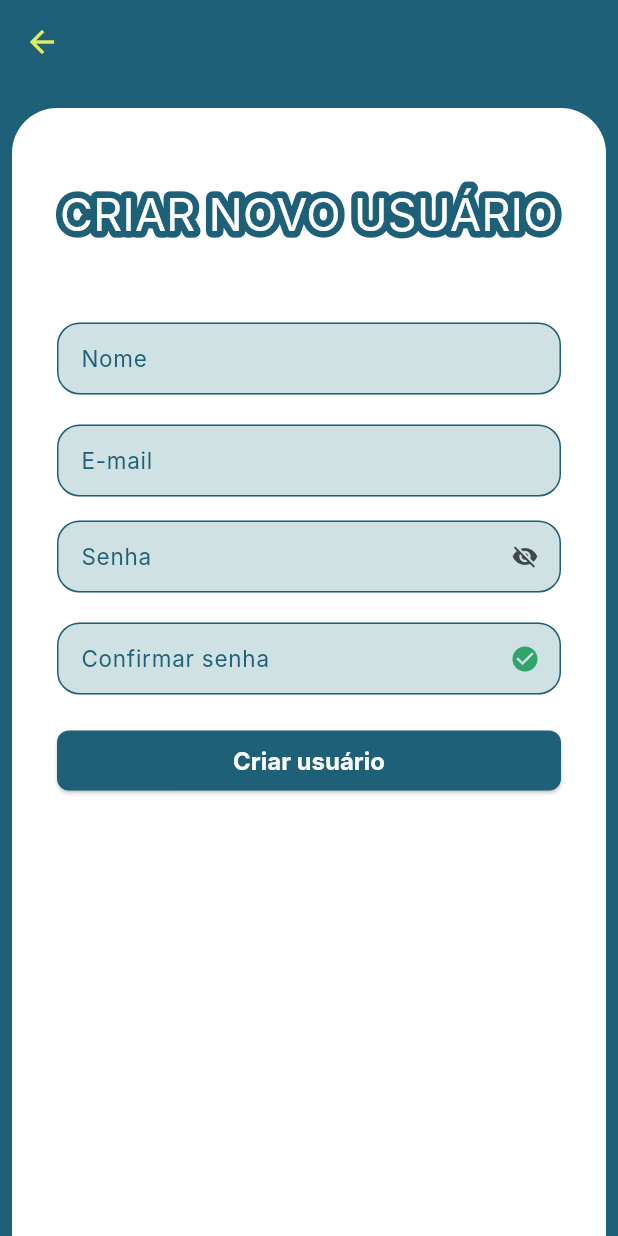
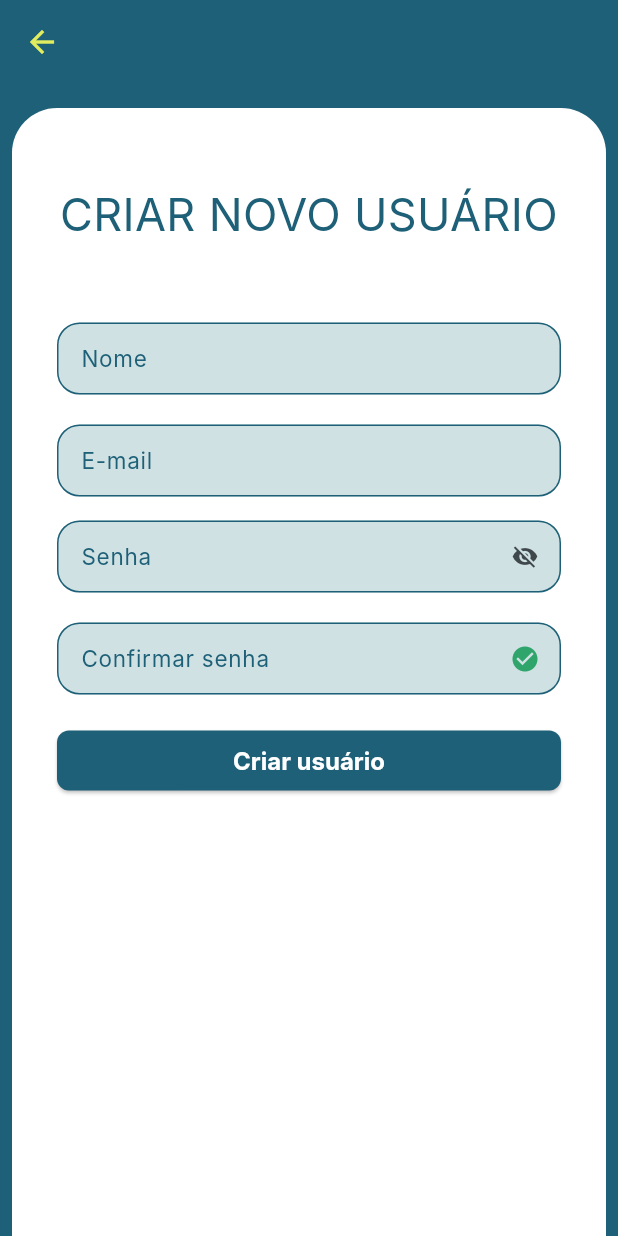
Before and after one commit to luizzlcs/seven_manager7, a Flutter app: the RegisterPage screen opened by its route, on a phone screen of 412 x 824 dp. Run offline on Flutter 3.47's test engine with Material 3 defaults, Android fonts, the phone set to English and light mode, and no system bars; drawn by our look-alikes of bordered_text; our stand-ins replace firebase_auth, firebase_core, get_it, loading_animation_widget, top_snackbar_flutter; missing offline and left inert: validatorless; accounts and stored records are empty; generated files the repository leaves out were written again; network calls fail; Roboto replaces fonts that are missing (Inter); statements that could not run were skipped.

```diff
--- a/lib/src/pages/auth/register/register_page.dart
+++ b/lib/src/pages/auth/register/register_page.dart
@@ -1,11 +1,14 @@
 import 'package:bordered_text/bordered_text.dart';
 import 'package:flutter/material.dart';
+import 'package:seven_manager/src/core/constants/app_router.dart';
 import 'package:seven_manager/src/core/injection/injection.dart';
 import 'package:seven_manager/src/core/theme/seven_manager_theme.dart';
 import 'package:seven_manager/src/core/widgets/helpers/loader.dart';
 import 'package:seven_manager/src/core/widgets/helpers/messages.dart';
 import 'package:seven_manager/src/pages/auth/register/register_controller.dart';
 import 'package:validatorless/validatorless.dart';
+
+import '../../../core/widgets/helpers/seven_loader.dart';
 
 class RegisterPage extends StatefulWidget {
   const RegisterPage({super.key});
@@ -34,25 +37,32 @@ class _RegisterPageState extends State<RegisterPage> with Loader {
           passwordEC.text, confirmePasswordEC.text);
     });
 
-    registerController.addListener(_handleStatusChange);
+    registerController.addListener(_registerStatusChange);
 
     super.initState();
   }
 
-  void _handleStatusChange() {
+  @override
+  void dispose() {
+    nameEC.dispose();
+    emailEC.dispose();
+    passwordEC.dispose();
+    confirmePasswordEC.dispose();
+    registerController.removeListener(_registerStatusChange);
+    super.dispose();
+  }
+
+  void _registerStatusChange() {
     switch (registerController.registerStatus) {
       case RegisterStatus.initial:
         break;
       case RegisterStatus.loading:
-         showLoader();
         break;
       case RegisterStatus.success:
-        hideLoader();
-        Navigator.of(context).pop();
+        Navigator.of(context).pushNamed(AppRouter.homePage);
         Messages.showSuccess(registerController.message, context);
         break;
       case RegisterStatus.error:
-        hideLoader();
         Messages.showError(registerController.message, context);
     }
   }
@@ -72,9 +82,7 @@ class _RegisterPageState extends State<RegisterPage> with Loader {
   @override
   Widget build(BuildContext context) {
     return Scaffold(
-      appBar: AppBar(
-        backgroundColor: SevenManagerTheme.tealBlue,
-      ),
+      appBar: AppBar(),
       body: Column(
         children: [
           const SizedBox(
@@ -103,12 +111,12 @@ class _RegisterPageState extends State<RegisterPage> with Loader {
                           Center(
                             child: BorderedText(
                               strokeWidth: 9.0,
-                              strokeColor: SevenManagerTheme.tealBlue,
+                              strokeColor: SevenManagerTheme.whiteColor,
                               child: const Text(
                                 textAlign: TextAlign.center,
                                 'CRIAR NOVO USUÁRIO',
                                 style: TextStyle(
-                                  color: SevenManagerTheme.whiteColor,
+                                  color: SevenManagerTheme.tealBlue,
                                   fontSize: 30,
                                 ),
                               ),
@@ -200,12 +208,15 @@ class _RegisterPageState extends State<RegisterPage> with Loader {
                             },
                           ),
                           const SizedBox(height: 20),
-                          Column(
+                          AnimatedBuilder(
+                            animation: registerController,
+                            builder: (context, child) {
+                              return Column(
                                 crossAxisAlignment: CrossAxisAlignment.stretch,
                                 children: [
                                   registerController.registerStatus ==
                                           RegisterStatus.loading
-                                  ? const LinearProgressIndicator()
+                                      ? const SevenLoader()
                                       : ElevatedButton(
                                           onPressed: () {
                                             _formSubmit();
@@ -213,6 +224,8 @@ class _RegisterPageState extends State<RegisterPage> with Loader {
                                           child: const Text('Criar usuário'),
                                         )
                                 ],
+                              );
+                            },
                           )
                         ],
                       ),
```
Lines whose indentation alone changed are shown as unchanged.
